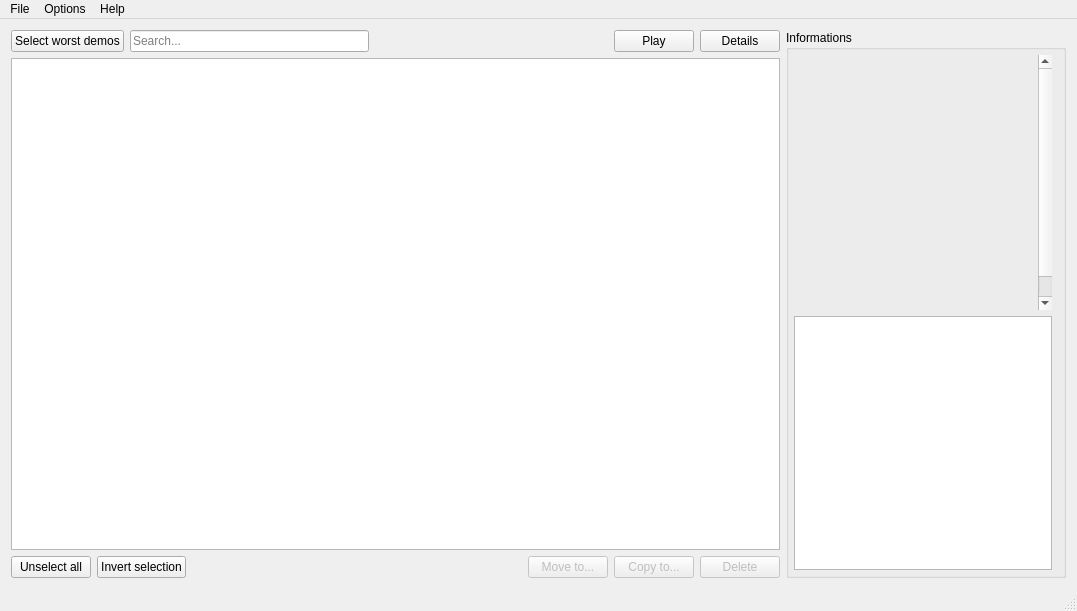
The window that src/mainwindow.ui (sousix/QDM68) describes before a commit, drawn with Qt 5.
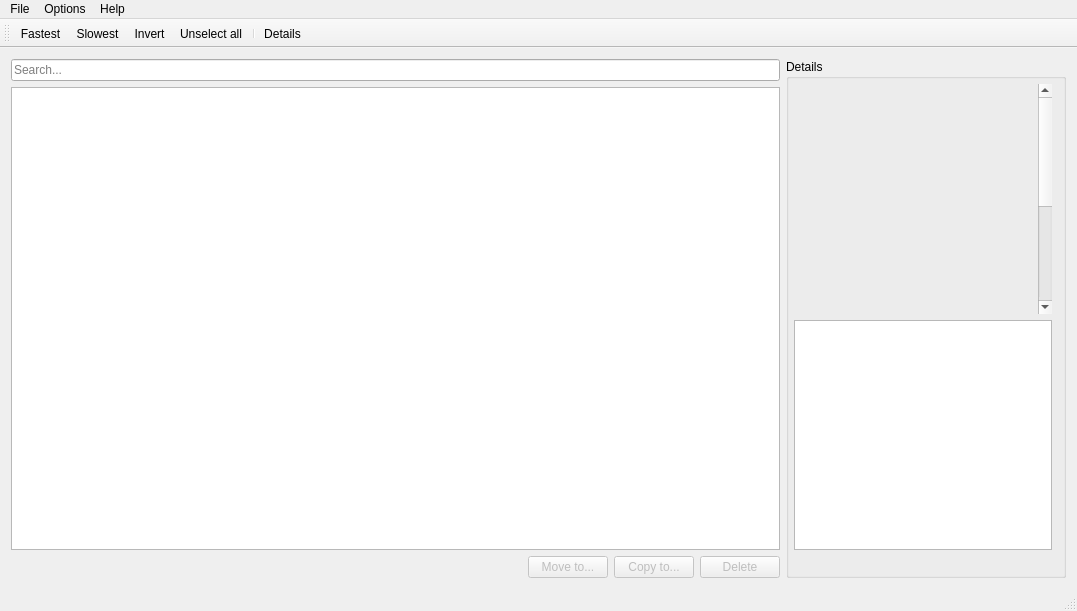
The same window after the commit. Icons and pictures are not drawn. Custom widgets are drawn as their Qt base class.

Commit message: Delete buttons and add toolbar Change some translations

Diff of the .ui file:
```diff
--- a/src/mainwindow.ui
+++ b/src/mainwindow.ui
@@ -43,68 +43,17 @@
        <enum>QLayout::SetFixedSize</enum>
       </property>
       <item>
-       <layout class="QHBoxLayout" name="horizontalLayout">
-        <item>
-         <widget class="QPushButton" name="btnSelectWorst">
-          <property name="text">
-           <string>Select worst demos</string>
-          </property>
-         </widget>
-        </item>
-        <item>
-         <widget class="LineEdit" name="lineSearch">
-          <property name="sizePolicy">
-           <sizepolicy hsizetype="Expanding" vsizetype="Fixed">
-            <horstretch>0</horstretch>
-            <verstretch>0</verstretch>
-           </sizepolicy>
-          </property>
-          <property name="placeholderText">
-           <string>Search...</string>
-          </property>
-         </widget>
-        </item>
-        <item>
-         <spacer name="horizontalSpacer">
-          <property name="orientation">
-           <enum>Qt::Horizontal</enum>
-          </property>
-          <property name="sizeHint" stdset="0">
-           <size>
-            <width>40</width>
-            <height>20</height>
-           </size>
-          </property>
-         </spacer>
-        </item>
-        <item>
-         <widget class="QPushButton" name="btnPlayDemo">
-          <property name="toolTip">
-           <string>Play</string>
-          </property>
-          <property name="text">
-           <string>Play</string>
-          </property>
-          <property name="icon">
-           <iconset resource="ressources.qrc">
-            <normaloff>:/image/images/play_24.png</normaloff>:/image/images/play_24.png</iconset>
-          </property>
-          <property name="iconSize">
-           <size>
-            <width>16</width>
-            <height>16</height>
-           </size>
-          </property>
-         </widget>
-        </item>
-        <item>
-         <widget class="QPushButton" name="btnDetails">
-          <property name="text">
-           <string>Details</string>
-          </property>
-         </widget>
-        </item>
-       </layout>
+       <widget class="LineEdit" name="lineSearch">
+        <property name="sizePolicy">
+         <sizepolicy hsizetype="Expanding" vsizetype="Fixed">
+          <horstretch>0</horstretch>
+          <verstretch>0</verstretch>
+         </sizepolicy>
+        </property>
+        <property name="placeholderText">
+         <string>Search...</string>
+        </property>
+       </widget>
       </item>
       <item>
        <widget class="ListViewCustom" name="listView">
@@ -132,20 +81,6 @@
       </item>
       <item>
        <layout class="QHBoxLayout" name="horizontalLayout_2">
-        <item>
-         <widget class="QPushButton" name="btnUnselectAll">
-          <property name="text">
-           <string>Unselect all</string>
-          </property>
-         </widget>
-        </item>
-        <item>
-         <widget class="QPushButton" name="btnInvertSelection">
-          <property name="text">
-           <string>Invert selection</string>
-          </property>
-         </widget>
-        </item>
         <item>
          <spacer name="horizontalSpacer_2">
           <property name="orientation">
@@ -214,7 +149,7 @@
        </size>
       </property>
       <property name="title">
-       <string>Informations</string>
+       <string>Details</string>
       </property>
       <layout class="QVBoxLayout" name="verticalLayout_2">
        <property name="leftMargin">
@@ -277,26 +212,36 @@
           <string notr="true">&lt;!DOCTYPE HTML PUBLIC &quot;-//W3C//DTD HTML 4.0//EN&quot; &quot;http://www.w3.org/TR/REC-html40/strict.dtd&quot;&gt;
 &lt;html&gt;&lt;head&gt;&lt;meta name=&quot;qrichtext&quot; content=&quot;1&quot; /&gt;&lt;style type=&quot;text/css&quot;&gt;
 p, li { white-space: pre-wrap; }
-&lt;/style&gt;&lt;/head&gt;&lt;body style=&quot; font-family:'Sans'; font-size:10pt; font-weight:400; font-style:normal;&quot;&gt;
+&lt;/style&gt;&lt;/head&gt;&lt;body style=&quot; font-family:'Ubuntu'; font-size:10pt; font-weight:400; font-style:normal;&quot;&gt;
 &lt;table border=&quot;0&quot; style=&quot;-qt-table-type: root; margin-top:4px; margin-bottom:4px; margin-left:4px; margin-right:4px;&quot;&gt;
 &lt;tr&gt;
 &lt;td style=&quot;border: none;&quot;&gt;
 &lt;p style=&quot;-qt-paragraph-type:empty; margin-top:0px; margin-bottom:0px; margin-left:0px; margin-right:0px; -qt-block-indent:0; text-indent:0px;&quot;&gt;&lt;/p&gt;
 &lt;p style=&quot;-qt-paragraph-type:empty; margin-top:0px; margin-bottom:0px; margin-left:0px; margin-right:0px; -qt-block-indent:0; text-indent:0px;&quot;&gt;&lt;/p&gt;
 &lt;p style=&quot;-qt-paragraph-type:empty; margin-top:0px; margin-bottom:0px; margin-left:0px; margin-right:0px; -qt-block-indent:0; text-indent:0px;&quot;&gt;&lt;/p&gt;
+&lt;p style=&quot;-qt-paragraph-type:empty; margin-top:0px; margin-bottom:0px; margin-left:0px; margin-right:0px; -qt-block-indent:0; text-indent:0px;&quot;&gt;&lt;/p&gt;
+&lt;p style=&quot;-qt-paragraph-type:empty; margin-top:0px; margin-bottom:0px; margin-left:0px; margin-right:0px; -qt-block-indent:0; text-indent:0px;&quot;&gt;&lt;/p&gt;
+&lt;p style=&quot;-qt-paragraph-type:empty; margin-top:0px; margin-bottom:0px; margin-left:0px; margin-right:0px; -qt-block-indent:0; text-indent:0px;&quot;&gt;&lt;/p&gt;
+&lt;p style=&quot;-qt-paragraph-type:empty; margin-top:0px; margin-bottom:0px; margin-left:0px; margin-right:0px; -qt-block-indent:0; text-indent:0px;&quot;&gt;&lt;/p&gt;
+&lt;p style=&quot;-qt-paragraph-type:empty; margin-top:0px; margin-bottom:0px; margin-left:0px; margin-right:0px; -qt-block-indent:0; text-indent:0px;&quot;&gt;&lt;/p&gt;
+&lt;p style=&quot;-qt-paragraph-type:empty; margin-top:0px; margin-bottom:0px; margin-left:0px; margin-right:0px; -qt-block-indent:0; text-indent:0px; font-family:'Sans';&quot;&gt;&lt;/p&gt;
+&lt;p style=&quot;-qt-paragraph-type:empty; margin-top:0px; margin-bottom:0px; margin-left:0px; margin-right:0px; -qt-block-indent:0; text-indent:0px; font-family:'Sans';&quot;&gt;&lt;/p&gt;
+&lt;p style=&quot;-qt-paragraph-type:empty; margin-top:0px; margin-bottom:0px; margin-left:0px; margin-right:0px; -qt-block-indent:0; text-indent:0px; font-family:'Sans';&quot;&gt;&lt;/p&gt;
+&lt;p style=&quot;-qt-paragraph-type:empty; margin-top:0px; margin-bottom:0px; margin-left:0px; margin-right:0px; -qt-block-indent:0; text-indent:0px; font-family:'Sans';&quot;&gt;&lt;/p&gt;
+&lt;p style=&quot;-qt-paragraph-type:empty; margin-top:0px; margin-bottom:0px; margin-left:0px; margin-right:0px; -qt-block-indent:0; text-indent:0px; font-family:'Sans';&quot;&gt;&lt;/p&gt;
 &lt;p style=&quot;-qt-paragraph-type:empty; margin-top:0px; margin-bottom:0px; margin-left:0px; margin-right:0px; -qt-block-indent:0; text-indent:0px; font-family:'MS Shell Dlg 2';&quot;&gt;&lt;/p&gt;
-&lt;p style=&quot;-qt-paragraph-type:empty; margin-top:0px; margin-bottom:0px; margin-left:0px; margin-right:0px; -qt-block-indent:0; text-indent:0px; font-family:'Ubuntu';&quot;&gt;&lt;/p&gt;
-&lt;p style=&quot;-qt-paragraph-type:empty; margin-top:0px; margin-bottom:0px; margin-left:0px; margin-right:0px; -qt-block-indent:0; text-indent:0px; font-family:'Ubuntu';&quot;&gt;&lt;/p&gt;
-&lt;p style=&quot;-qt-paragraph-type:empty; margin-top:0px; margin-bottom:0px; margin-left:0px; margin-right:0px; -qt-block-indent:0; text-indent:0px; font-family:'Ubuntu';&quot;&gt;&lt;/p&gt;
-&lt;p style=&quot;-qt-paragraph-type:empty; margin-top:0px; margin-bottom:0px; margin-left:0px; margin-right:0px; -qt-block-indent:0; text-indent:0px; font-family:'Ubuntu';&quot;&gt;&lt;/p&gt;
-&lt;p style=&quot;-qt-paragraph-type:empty; margin-top:0px; margin-bottom:0px; margin-left:0px; margin-right:0px; -qt-block-indent:0; text-indent:0px; font-family:'Ubuntu';&quot;&gt;&lt;/p&gt;
-&lt;p style=&quot;-qt-paragraph-type:empty; margin-top:0px; margin-bottom:0px; margin-left:0px; margin-right:0px; -qt-block-indent:0; text-indent:0px; font-family:'Ubuntu';&quot;&gt;&lt;/p&gt;
-&lt;p style=&quot;-qt-paragraph-type:empty; margin-top:0px; margin-bottom:0px; margin-left:0px; margin-right:0px; -qt-block-indent:0; text-indent:0px; font-family:'Ubuntu';&quot;&gt;&lt;/p&gt;
-&lt;p style=&quot;-qt-paragraph-type:empty; margin-top:0px; margin-bottom:0px; margin-left:0px; margin-right:0px; -qt-block-indent:0; text-indent:0px; font-family:'Ubuntu';&quot;&gt;&lt;/p&gt;
-&lt;p style=&quot;-qt-paragraph-type:empty; margin-top:0px; margin-bottom:0px; margin-left:0px; margin-right:0px; -qt-block-indent:0; text-indent:0px; font-family:'Ubuntu';&quot;&gt;&lt;/p&gt;
-&lt;p style=&quot;-qt-paragraph-type:empty; margin-top:0px; margin-bottom:0px; margin-left:0px; margin-right:0px; -qt-block-indent:0; text-indent:0px; font-family:'Ubuntu';&quot;&gt;&lt;/p&gt;
-&lt;p style=&quot;-qt-paragraph-type:empty; margin-top:0px; margin-bottom:0px; margin-left:0px; margin-right:0px; -qt-block-indent:0; text-indent:0px; font-family:'Ubuntu';&quot;&gt;&lt;/p&gt;
-&lt;p style=&quot;-qt-paragraph-type:empty; margin-top:0px; margin-bottom:0px; margin-left:0px; margin-right:0px; -qt-block-indent:0; text-indent:0px; font-family:'Ubuntu'; font-size:11pt;&quot;&gt;&lt;/p&gt;
+&lt;p style=&quot;-qt-paragraph-type:empty; margin-top:0px; margin-bottom:0px; margin-left:0px; margin-right:0px; -qt-block-indent:0; text-indent:0px;&quot;&gt;&lt;/p&gt;
+&lt;p style=&quot;-qt-paragraph-type:empty; margin-top:0px; margin-bottom:0px; margin-left:0px; margin-right:0px; -qt-block-indent:0; text-indent:0px;&quot;&gt;&lt;/p&gt;
+&lt;p style=&quot;-qt-paragraph-type:empty; margin-top:0px; margin-bottom:0px; margin-left:0px; margin-right:0px; -qt-block-indent:0; text-indent:0px;&quot;&gt;&lt;/p&gt;
+&lt;p style=&quot;-qt-paragraph-type:empty; margin-top:0px; margin-bottom:0px; margin-left:0px; margin-right:0px; -qt-block-indent:0; text-indent:0px;&quot;&gt;&lt;/p&gt;
+&lt;p style=&quot;-qt-paragraph-type:empty; margin-top:0px; margin-bottom:0px; margin-left:0px; margin-right:0px; -qt-block-indent:0; text-indent:0px;&quot;&gt;&lt;/p&gt;
+&lt;p style=&quot;-qt-paragraph-type:empty; margin-top:0px; margin-bottom:0px; margin-left:0px; margin-right:0px; -qt-block-indent:0; text-indent:0px;&quot;&gt;&lt;/p&gt;
+&lt;p style=&quot;-qt-paragraph-type:empty; margin-top:0px; margin-bottom:0px; margin-left:0px; margin-right:0px; -qt-block-indent:0; text-indent:0px;&quot;&gt;&lt;/p&gt;
+&lt;p style=&quot;-qt-paragraph-type:empty; margin-top:0px; margin-bottom:0px; margin-left:0px; margin-right:0px; -qt-block-indent:0; text-indent:0px;&quot;&gt;&lt;/p&gt;
+&lt;p style=&quot;-qt-paragraph-type:empty; margin-top:0px; margin-bottom:0px; margin-left:0px; margin-right:0px; -qt-block-indent:0; text-indent:0px;&quot;&gt;&lt;/p&gt;
+&lt;p style=&quot;-qt-paragraph-type:empty; margin-top:0px; margin-bottom:0px; margin-left:0px; margin-right:0px; -qt-block-indent:0; text-indent:0px;&quot;&gt;&lt;/p&gt;
+&lt;p style=&quot;-qt-paragraph-type:empty; margin-top:0px; margin-bottom:0px; margin-left:0px; margin-right:0px; -qt-block-indent:0; text-indent:0px;&quot;&gt;&lt;/p&gt;
+&lt;p style=&quot;-qt-paragraph-type:empty; margin-top:0px; margin-bottom:0px; margin-left:0px; margin-right:0px; -qt-block-indent:0; text-indent:0px; font-size:11pt;&quot;&gt;&lt;/p&gt;
 &lt;p style=&quot;-qt-paragraph-type:empty; margin-top:0px; margin-bottom:0px; margin-left:0px; margin-right:0px; -qt-block-indent:0; text-indent:0px; font-family:'MS Shell Dlg 2'; font-size:8pt;&quot;&gt;&lt;/p&gt;&lt;/td&gt;&lt;/tr&gt;&lt;/table&gt;&lt;/body&gt;&lt;/html&gt;</string>
          </property>
          <property name="textInteractionFlags">
@@ -379,6 +324,26 @@
          </attribute>
         </widget>
        </item>
+       <item>
+        <layout class="QHBoxLayout" name="horizontalLayout">
+         <property name="spacing">
+          <number>0</number>
+         </property>
+         <item>
+          <spacer name="horizontalSpacer">
+           <property name="orientation">
+            <enum>Qt::Horizontal</enum>
+           </property>
+           <property name="sizeHint" stdset="0">
+            <size>
+             <width>40</width>
+             <height>20</height>
+            </size>
+           </property>
+          </spacer>
+         </item>
+        </layout>
+       </item>
       </layout>
      </widget>
     </item>
@@ -422,6 +387,26 @@
    <addaction name="menuMore"/>
   </widget>
   <widget class="QStatusBar" name="statusBar"/>
+  <widget class="QToolBar" name="toolBar">
+   <property name="windowTitle">
+    <string>toolBar</string>
+   </property>
+   <property name="toolButtonStyle">
+    <enum>Qt::ToolButtonTextUnderIcon</enum>
+   </property>
+   <attribute name="toolBarArea">
+    <enum>TopToolBarArea</enum>
+   </attribute>
+   <attribute name="toolBarBreak">
+    <bool>false</bool>
+   </attribute>
+   <addaction name="actionBest"/>
+   <addaction name="actionSlowest"/>
+   <addaction name="actionInvert"/>
+   <addaction name="actionClean"/>
+   <addaction name="separator"/>
+   <addaction name="actionDetails"/>
+  </widget>
   <action name="actionOptions">
    <property name="text">
     <string>Options</string>
@@ -486,6 +471,66 @@
     <string>For faster reading of demos informations</string>
    </property>
   </action>
+  <action name="actionSlowest">
+   <property name="icon">
+    <iconset resource="ressources.qrc">
+     <normaloff>:/image/slowest</normaloff>:/image/slowest</iconset>
+   </property>
+   <property name="text">
+    <string>Slowest</string>
+   </property>
+   <property name="toolTip">
+    <string>Select slowest demos</string>
+   </property>
+   <property name="shortcut">
+    <string>S</string>
+   </property>
+  </action>
+  <action name="actionBest">
+   <property name="icon">
+    <iconset resource="ressources.qrc">
+     <normaloff>:/image/fastest</normaloff>:/image/fastest</iconset>
+   </property>
+   <property name="text">
+    <string>Fastest</string>
+   </property>
+   <property name="toolTip">
+    <string>Select best demos</string>
+   </property>
+  </action>
+  <action name="actionInvert">
+   <property name="icon">
+    <iconset resource="ressources.qrc">
+     <normaloff>:/image/invert_selection</normaloff>:/image/invert_selection</iconset>
+   </property>
+   <property name="text">
+    <string>Invert</string>
+   </property>
+   <property name="toolTip">
+    <string>Invert selection</string>
+   </property>
+  </action>
+  <action name="actionClean">
+   <property name="icon">
+    <iconset resource="ressources.qrc">
+     <normaloff>:/image/clean_selection</normaloff>:/image/clean_selection</iconset>
+   </property>
+   <property name="text">
+    <string>Unselect all</string>
+   </property>
+  </action>
+  <action name="actionDetails">
+   <property name="icon">
+    <iconset resource="ressources.qrc">
+     <normaloff>:/image/details</normaloff>:/image/details</iconset>
+   </property>
+   <property name="text">
+    <string>Details</string>
+   </property>
+   <property name="toolTip">
+    <string>More details</string>
+   </property>
+  </action>
  </widget>
  <layoutdefault spacing="6" margin="11"/>
  <customwidgets>
```
Left out of the diff: 2 changed lines with no effect on the pictures. The commit also changes 11 other files.
